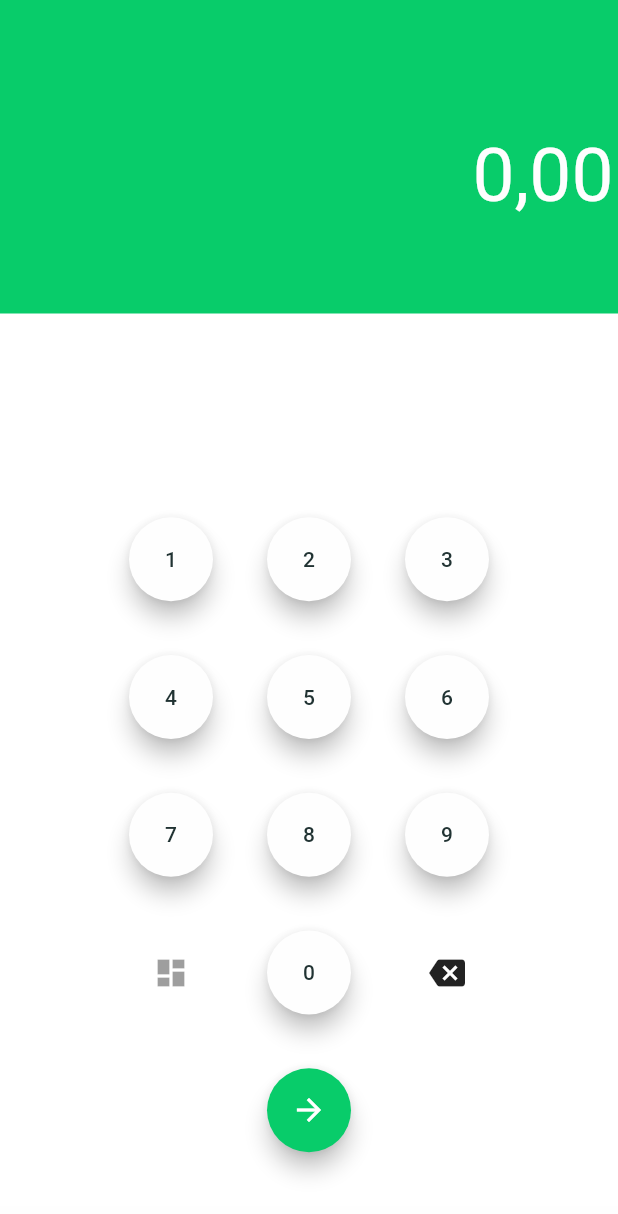
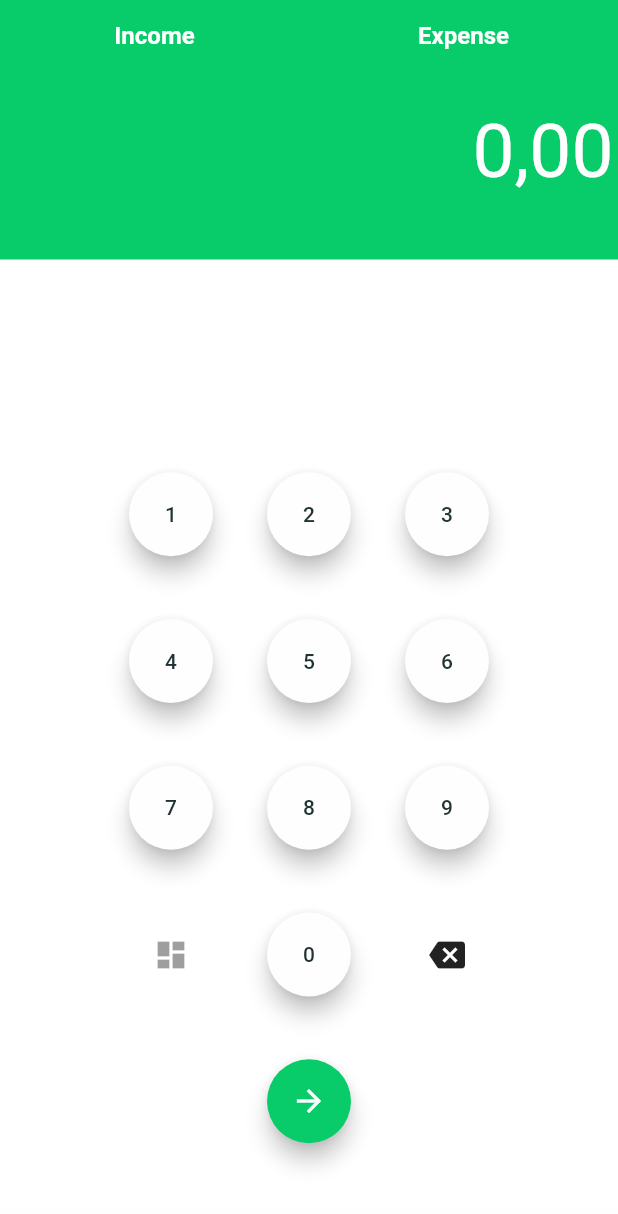
Before and after one commit to maugustosemperfi/financial-mobile, a Flutter app: the HomePage screen opened directly, after a tap on the "add" icon, on a phone screen of 412 x 824 dp. Shown: the top 1214 px of the screen. Run offline on Flutter 3.47's test engine with Material 2 defaults, Android fonts, the phone set to English and light mode, and no system bars; our stand-ins replace bloc, carousel_slider, dio, equatable, fluro, flutter_bloc and 3 more; accounts and stored records are empty; generated files the repository leaves out were written again; network calls fail; statements that could not run were skipped.

Commit message:
[FEATURE] Creating types of record
- Creating income and expense types
- Styling create and add record pages according to record type

```diff
--- /dev/null
+++ b/lib/enum/enum_record_type.dart
@@ -0,0 +1,3 @@
+import 'package:flutter/material.dart';
+
+enum EnumRecordType { income, expense }
--- a/lib/pages/add_record/add_record_page.dart
+++ b/lib/pages/add_record/add_record_page.dart
@@ -1,6 +1,8 @@
 import 'package:financial/application.dart';
+import 'package:financial/enum/enum_record_type.dart';
 import 'package:fluro/fluro.dart';
 import 'package:flutter/material.dart';
+import 'package:flutter/services.dart';
 import 'package:flutter_masked_text/flutter_masked_text.dart';
 import 'package:provider/provider.dart';
 import 'package:financial/create_record_page.dart';
@@ -31,10 +33,7 @@ class AddRecordPage extends StatefulWidget {
 }
 
 class _AddRecordPageState extends State<AddRecordPage> {
-  String _senderEmail = 'from.jennifer@example.com';
-  String _subject = '';
-  String _recipient = 'Recipient';
-  String _recipientAvatar = 'avatar.png';
+  EnumRecordType _recordType = EnumRecordType.income;
   MoneyMaskedTextController _controller = new MoneyMaskedTextController(
     leftSymbol: '',
     decimalSeparator: ',',
@@ -43,6 +42,12 @@ class _AddRecordPageState extends State<AddRecordPage> {
   );
 
   final GlobalKey _fabKey = GlobalKey();
+
+  _setRecordType(EnumRecordType recordType) {
+    setState(() {
+      _recordType = recordType;
+    });
+  }
 
   @override
   Widget build(BuildContext context) {
@@ -58,11 +63,7 @@ class _AddRecordPageState extends State<AddRecordPage> {
       source: widget.sourceRect,
       icon: fabIcon,
       child: Scaffold(
-        appBar: AppBar(
-          backgroundColor: AppTheme.primary,
-          leading: new Container(),
-          elevation: 0,
-        ),
+        appBar: null,
         body: SafeArea(
           child: Container(
             padding: EdgeInsets.only(bottom: 20),
@@ -97,9 +98,18 @@ class _AddRecordPageState extends State<AddRecordPage> {
   }
 
   Widget get _moneyIndicator {
-    return Container(
-      padding: EdgeInsets.only(top: 20, bottom: 50),
-      color: AppTheme.primary,
+    return Stack(
+      children: <Widget>[
+        Positioned(
+          top: 0,
+          left: 0,
+          child: Text("AHHHHHH"),
+        ),
+        Container(
+          padding: EdgeInsets.only(top: 60, bottom: 30),
+          color: _recordType == EnumRecordType.income
+              ? AppTheme.primary
+              : AppTheme.warn,
           child: Row(
             mainAxisAlignment: MainAxisAlignment.end,
             children: <Widget>[
@@ -116,6 +126,46 @@ class _AddRecordPageState extends State<AddRecordPage> {
               ),
             ],
           ),
+        ),
+        Container(
+          width: MediaQuery.of(context).size.width,
+          child: Row(
+            mainAxisAlignment: MainAxisAlignment.spaceBetween,
+            children: <Widget>[
+              Expanded(
+                child: FlatButton(
+                  child: Column(
+                    children: <Widget>[
+                      Text(
+                        "Income",
+                        style: AppTheme.titleLight,
+                      ),
+                    ],
+                  ),
+                  onPressed: () {
+                    _setRecordType(EnumRecordType.income);
+                  },
+                ),
+              ),
+              Expanded(
+                child: FlatButton(
+                  child: Column(
+                    children: <Widget>[
+                      Text(
+                        "Expense",
+                        style: AppTheme.titleLight,
+                      ),
+                    ],
+                  ),
+                  onPressed: () {
+                    _setRecordType(EnumRecordType.expense);
+                  },
+                ),
+              ),
+            ],
+          ),
+        ),
+      ],
     );
   }
 
@@ -169,7 +219,9 @@ class _AddRecordPageState extends State<AddRecordPage> {
             mainAxisAlignment: MainAxisAlignment.center,
             children: <Widget>[
               FloatingActionButton(
-                backgroundColor: AppTheme.primary,
+                backgroundColor: _recordType == EnumRecordType.income
+                    ? AppTheme.primary
+                    : AppTheme.warn,
                 child: Icon(
                   Icons.arrow_forward,
                   color: Colors.white,
@@ -216,8 +268,8 @@ class _AddRecordPageState extends State<AddRecordPage> {
   }
 
   _navigateToCreateRecord() {
-    Application.router.navigateTo(
-        context, 'record/add/${this._controller.numberValue}',
+    Application.router.navigateTo(context,
+        'record/add/value/${this._controller.numberValue}/type/${this._recordType.index}',
         transition: TransitionType.cupertino);
   }
 }
--- a/lib/routes/route_handles.dart
+++ b/lib/routes/route_handles.dart
@@ -1,5 +1,6 @@
 import 'package:financial/create_record_page.dart';
 import 'package:financial/enum/enum_account_type.dart';
+import 'package:financial/enum/enum_record_type.dart';
 import 'package:financial/pages/add_account/add_account_page.dart';
 import 'package:financial/pages/home/home_page.dart';
 import 'package:financial/pages/login/login_page.dart';
@@ -25,8 +26,7 @@ var addAccountPageHandler = Handler(
 
 var createRecordPageHandler = Handler(
     handlerFunc: (BuildContext context, Map<String, List<String>> params) {
-  print(params["balance"][0]);
   return CreateRecordPage(
-    balance: double.parse(params["balance"][0]),
-  );
+      balance: double.parse(params["balance"][0]),
+      recordType: EnumRecordType.values[int.parse(params["type"][0])]);
 });
--- a/lib/routes/routes.dart
+++ b/lib/routes/routes.dart
@@ -6,7 +6,7 @@ class Routes {
   static String root = "/";
   static String homePage = "/home";
   static String addAccountPage = "/account/add/:type";
-  static String createRecordPage = "/record/add/:balance";
+  static String createRecordPage = "/record/add/value/:balance/type/:type";
 
   static void configureRoutes(Router router) {
     router.notFoundHandler = Handler(
--- a/lib/styling.dart
+++ b/lib/styling.dart
@@ -94,6 +94,14 @@ class AppTheme {
     color: textStrong,
   );
 
+  static const TextStyle titleLight = TextStyle(
+    // h6 -> title
+    fontFamily: 'Roboto',
+    fontWeight: FontWeight.w600,
+    fontSize: 16,
+    color: nearlyWhite,
+  );
+
   static const TextStyle subtitle = TextStyle(
     // subtitle2 -> subtitle
     fontFamily: 'Roboto',
```
Also changed, not shown: lib/create_record_page.dart (+11 -9 lines). Lines whose indentation alone changed are shown as unchanged.
